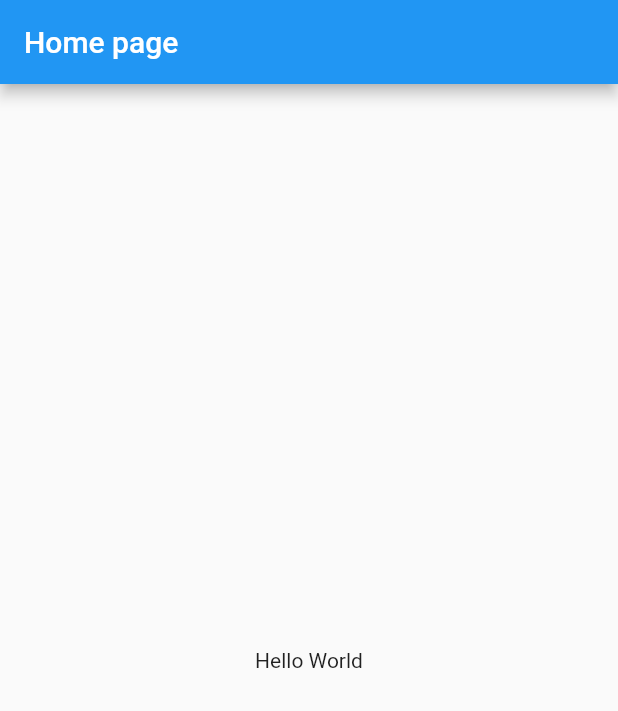
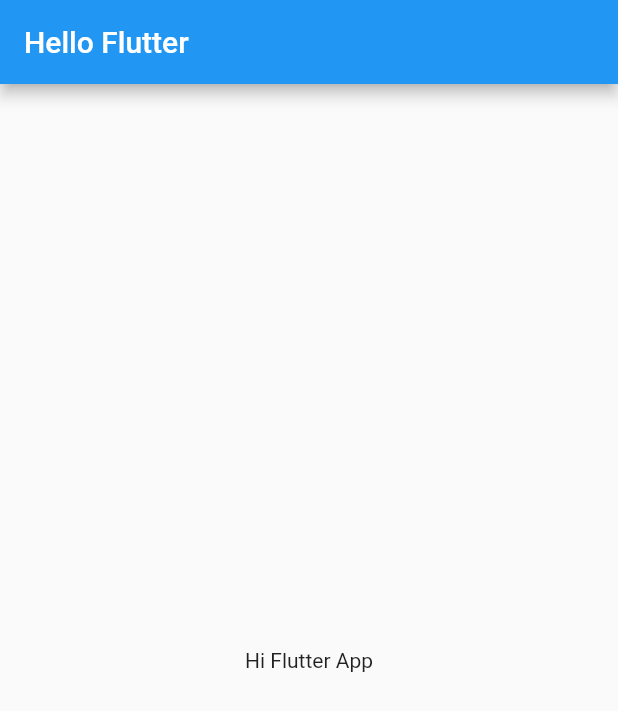
Before and after one commit to Divan009/flutterApp, a Flutter app: the screen it shows after launch, on a phone screen of 412 x 824 dp. Shown: the top 711 px of the screen. Run offline on Flutter 3.47's test engine with Material 2 defaults, Android fonts, the phone set to English and light mode, and no system bars; missing offline and left inert: dart:ffi.

Commit message:
ch1 completed

```diff
--- a/lib/main.dart
+++ b/lib/main.dart
@@ -1,35 +1,24 @@
+import 'dart:ffi';
+
 import 'package:flutter/material.dart';
+//import 'package:flutter/cupertino.dart';
 
-void main() => runApp(MyApp());
+void main() {
+  runApp(MaterialApp(
+    title: "Hello App", //minimize the app then it shows
+    home: HomePage(),
+  ));
+}
 
-class MyApp extends StatelessWidget {
-  // This widget is the root of your application.
-  @override
-  Widget build(BuildContext context) {
-    return MaterialApp(
-      title: 'Hello World Demo Application',
-      theme: ThemeData(
-        primarySwatch: Colors.blue,
-      ),
-      home: MyHomePage(title: 'Home page'),
-    );
-  }
-}
-class MyHomePage extends StatelessWidget {
-  MyHomePage({Key key, this.title}) : super(key: key);
-  final String title;
-
+class HomePage extends StatelessWidget {
   @override
   Widget build(BuildContext context) {
     return Scaffold(
       appBar: AppBar(
-        title: Text(this.title),
-      ),
-      body: Center(
-          child:
-          Text(
-            'Hello World',
-          )
+        title: Text("Hello Flutter"), //shown in app
+      ), //is head
+      body: Container(
+        child: Center(child: Text("Hi Flutter App")),
       ),
     );
   }
```
